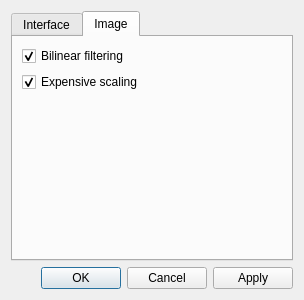
This is src/qvoptionsdialog.ui in jurplel/qView as Qt 5 draws it before an edit. The edited form follows.
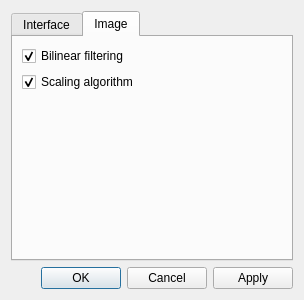
This is the edited form.

Commit message: changed label on scaling option

The edit to the form file:
```diff
--- a/src/qvoptionsdialog.ui
+++ b/src/qvoptionsdialog.ui
@@ -123,7 +123,7 @@
        <item row="1" column="0">
         <widget class="QCheckBox" name="scalingCheckbox">
          <property name="text">
-          <string>Expensive scaling</string>
+          <string>Scaling algorithm</string>
          </property>
          <property name="checked">
           <bool>true</bool>
```
